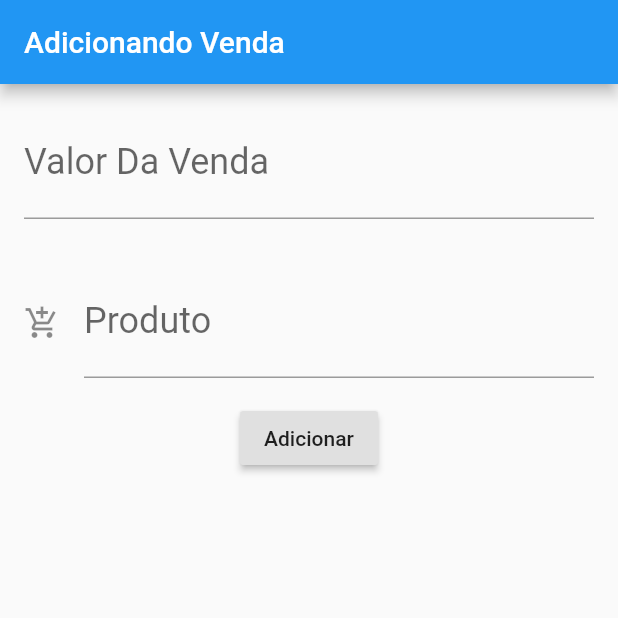
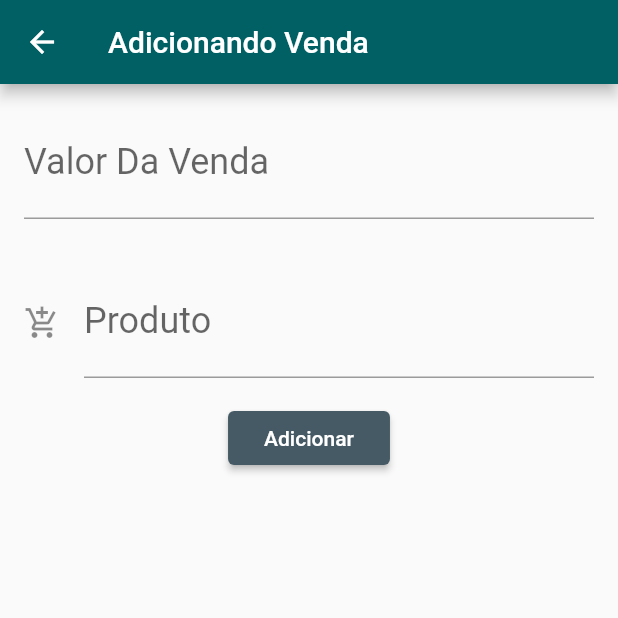
Before and after one commit to barrosogamer/SalvaVenda, a Flutter app: the FormularioVenda screen opened directly, after a tap on "Adicionar", on a phone screen of 412 x 824 dp, the top half of it. Run offline on Flutter 3.47's test engine with Material 2 defaults, Android fonts, the phone set to English and light mode, and no system bars.

```diff
--- /dev/null
+++ b/lib/components/Editor.dart
@@ -0,0 +1,37 @@
+
+import 'package:flutter/cupertino.dart';
+import 'package:flutter/material.dart';
+
+class Editor extends StatelessWidget {
+  final TextInputType teclado;
+  final TextEditingController controlador;
+  final String rotulo;
+  final String dica;
+  final IconData icone;
+
+  Editor({this.teclado,
+    this.controlador,
+    this.rotulo,
+    this.dica,
+    this.icone});
+
+  @override
+  Widget build(BuildContext context) {
+    // TODO: implement build
+    return Padding(
+      padding: const EdgeInsets.all(16.0),
+      child: TextField(
+        keyboardType: teclado,
+        controller: controlador,
+        style: TextStyle(
+          fontSize: 24.0,
+        ),
+        decoration: InputDecoration(
+          icon: icone != null ? Icon(icone) : null,
+          labelText: rotulo,
+          hintText: dica,
+        ),
+      ),
+    );
+  }
+}
--- a/lib/main.dart
+++ b/lib/main.dart
@@ -1,135 +1,21 @@
+import 'package:bytebank/screen/vendas/Lista_de_vendas.dart';
 import 'package:flutter/material.dart';
 
-void main() => runApp(
-      MaterialApp(
-        home: Scaffold(
-          body: FormularioVenda(),
-        ),
-      ),
-    );
-
-class FormularioVenda extends StatelessWidget {
-  final TextEditingController _controllervalor = TextEditingController();
-  final TextEditingController _controllerproduto = TextEditingController();
-
-  @override
-  Widget build(BuildContext context) {
-    return Scaffold(
-      appBar: AppBar(
-        title: Text("Adicionando Venda"),
-      ),
-      body: Column(
-        children: <Widget>[
-          Editor(
-            controlador: _controllervalor,
-            dica: '0.00',
-            rotulo: 'Valor Da Venda',
-            teclado: TextInputType.number,
-          ), //Editor
-          Editor(
-            dica: 'Nome',
-            controlador: _controllerproduto,
-            rotulo: 'Produto',
-            icone: Icons.add_shopping_cart,
-          ),
-          RaisedButton(
-              child: Text("Adicionar"), onPressed: () => criaFormulario()),
-        ],
-      ),
-    );
-  }
-
-  void criaFormulario() {
-    debugPrint("BotaoClicado");
-    final double ValorVenda = double.tryParse(_controllervalor.text);
-    final String NomeProduto = _controllerproduto.text;
-    if (ValorVenda != null && NomeProduto != null) {
-      final VendaFeita = venda(ValorVenda, NomeProduto);
-      debugPrint("$VendaFeita");
-    }
-  }
-}
-
-class Editor extends StatelessWidget {
-  final TextInputType teclado;
-  final TextEditingController controlador;
-  final String rotulo;
-  final String dica;
-  final IconData icone;
-
-  Editor({this.teclado, this.controlador, this.rotulo, this.dica, this.icone});
-
+void main() => runApp(SalvaVendas());
+class SalvaVendas extends StatelessWidget {
   @override
   Widget build(BuildContext context) {
     // TODO: implement build
-    return Padding(
-      padding: const EdgeInsets.all(16.0),
-      child: TextField(
-        keyboardType: teclado,
-        controller: controlador,
-        style: TextStyle(
-          fontSize: 24.0,
-        ),
-        decoration: InputDecoration(
-          icon: icone != null ? Icon(icone) : null,
-          labelText: rotulo,
-          hintText: dica,
+    return MaterialApp(
+      theme: ThemeData(
+        primaryColor: Colors.cyan[900],
+        accentColor: Colors.blueGrey[700],
+        buttonTheme: ButtonThemeData(
+          buttonColor: Colors.blueGrey[700],
+          textTheme: ButtonTextTheme.primary,
         ),
       ),
+      home: VendaRealizadas(),
     );
   }
 }
-
-class VendaRealizadas extends StatelessWidget {
-  @override
-  Widget build(BuildContext context) {
-    // TODO: implement build
-    return Scaffold(
-      appBar: AppBar(
-        title: Text("Vendas"),
-      ),
-      body: Column(
-        children: <Widget>[
-          ItemVendido(venda(30, "Jarra de Vidro 2 Litros")),
-          ItemVendido(venda(100, "Kit de Panelas 5 peças")),
-        ],
-      ),
-      floatingActionButton: FloatingActionButton(
-        child: Icon(Icons.add),
-      ),
-    );
-  }
-}
-
-class ItemVendido extends StatelessWidget {
-  final venda _venda;
-
-  ItemVendido(this._venda);
-
-  @override
-  Widget build(BuildContext context) {
-    // TODO: implement build
-    return Card(
-      child: ListTile(
-        leading: Icon(Icons.add_shopping_cart),
-        title: Text(this._venda.valor.toString()),
-        subtitle: Text(this._venda.produto),
-      ),
-    );
-  }
-}
-
-class venda {
-  final double valor;
-  final String produto;
-
-  venda(this.valor, this.produto);
-
-  @override
-  String toString() {
-    // TODO: implement toString
-    return "Venda{valor:$valor,produto:$produto}";
-  }
-}
-
-//Text("Bem vindo ao flutter",textDirection: TextDirection.ltr,));
--- /dev/null
+++ b/lib/models/venda.dart
@@ -0,0 +1,12 @@
+class venda {
+  final double valor;
+  final String produto;
+
+  venda(this.valor, this.produto);
+
+  @override
+  String toString() {
+    // TODO: implement toString
+    return "Venda{valor:$valor,produto:$produto}";
+  }
+}
--- /dev/null
+++ b/lib/screen/vendas/formulario_vendas.dart
@@ -0,0 +1,63 @@
+import 'package:bytebank/components/Editor.dart';
+import 'package:bytebank/models/venda.dart';
+import 'package:flutter/cupertino.dart';
+import 'package:flutter/material.dart';
+
+ const rotulocampovenda ='Valor Da Venda';
+ const dicacampovenda ='0.00';
+ const rotulocampoproduto ='Produto';
+ const dicacampoproduto ='Nome';
+ const TituloAppBar ="Adicionando Venda";
+
+class FormularioVenda extends StatefulWidget {
+  @override
+  State<StatefulWidget> createState() {
+    // TODO: implement createState
+    return FormularioVendaState();
+  }
+}
+
+class FormularioVendaState extends State<FormularioVenda> {
+  final TextEditingController _controllervalor = TextEditingController();
+  final TextEditingController _controllerproduto = TextEditingController();
+
+  @override
+  Widget build(BuildContext context) {
+    return Scaffold(
+      appBar: AppBar(
+        title: Text(TituloAppBar),
+      ),
+      body: SingleChildScrollView(
+        child: Column(
+          children: <Widget>[
+            Editor(
+              controlador: _controllervalor,
+              dica: dicacampovenda,
+              rotulo: rotulocampovenda,
+              teclado: TextInputType.number,
+            ), //Editor
+            Editor(
+              dica:dicacampoproduto,
+              controlador: _controllerproduto,
+              rotulo: rotulocampoproduto,
+              icone: Icons.add_shopping_cart,
+            ),
+            RaisedButton(
+                child: Text("Adicionar"),
+                onPressed: () => criaFormulario(context)),
+          ],
+        ),
+      ),
+    );
+  }
+
+  void criaFormulario(BuildContext context) {
+    debugPrint("BotaoClicado");
+    final double ValorVenda = double.tryParse(_controllervalor.text);
+    final String NomeProduto = _controllerproduto.text;
+    if (ValorVenda != null && NomeProduto != null) {
+      final VendaFeita = venda(ValorVenda, NomeProduto);
+      Navigator.pop(context, VendaFeita);
+    }
+  }
+}
```
Also changed, not shown: lib/screen/vendas/Lista_de_vendas.dart (added, +69 -0 lines), 1 other file.
